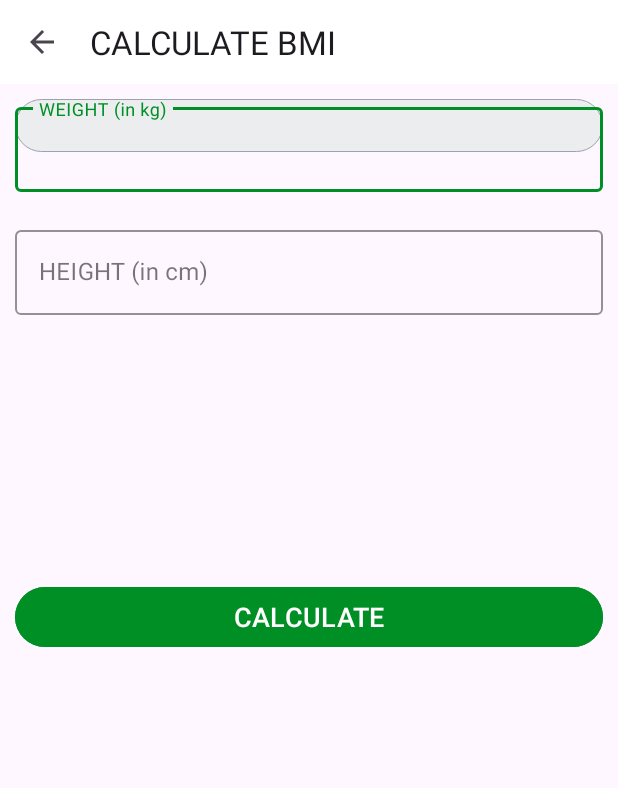
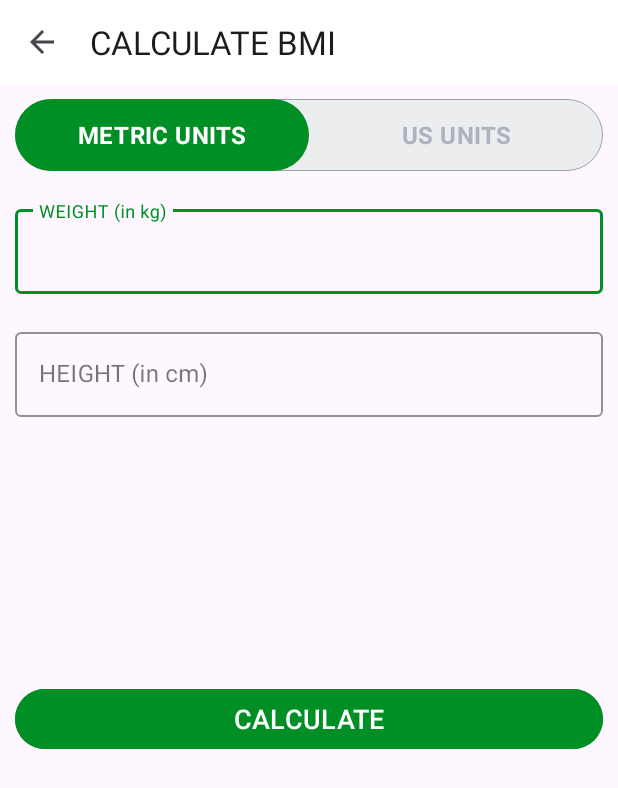
Before and after one commit to An-Array/Standard_Workout_App, an Android app: the BMIActivity screen opened directly, with no data from a screen before it, on a phone screen of 412 x 824 dp. Shown: the top 788 px of the screen. Run offline under Robolectric (Android 15) with nearby library versions, the phone set to English and light mode, and no system bars.

Commit message:
making radio for units

```diff
--- a/app/src/main/res/layout/activity_bmi.xml
+++ b/app/src/main/res/layout/activity_bmi.xml
@@ -26,7 +26,31 @@
         <RadioButton
             android:id="@+id/rbMetricUnits"
             android:layout_width="0dp"
-            android:layout_height="35dp"
+            android:layout_height="48dp"
+            android:layout_weight="0.50"
+            android:background="@drawable/drawable_units_tab_selector"
+            android:button="@null"
+            android:checked="true"
+            android:gravity="center"
+            android:text="METRIC UNITS"
+            android:textColor="@drawable/drawable_units_tab_text_color_selector"
+            android:textSize="16sp"
+            android:textStyle="bold"
+            />
+
+        <RadioButton
+            android:id="@+id/rbUsUnits"
+            android:layout_width="0dp"
+            android:layout_height="48dp"
+            android:layout_weight="0.50"
+            android:background="@drawable/drawable_units_tab_selector"
+            android:button="@null"
+            android:checked="false"
+            android:gravity="center"
+            android:text="US UNITS"
+            android:textColor="@drawable/drawable_units_tab_text_color_selector"
+            android:textSize="16sp"
+            android:textStyle="bold"
             />
 
     </RadioGroup>
@@ -37,7 +61,7 @@
         android:layout_margin="10dp"
         app:boxStrokeColor="@color/colorAccent"
         app:hintTextColor="@color/colorAccent"
-        android:layout_below="@id/toolbar_bmi_activity"
+        android:layout_below="@id/rgUnits"
         style="@style/Widget.MaterialComponents.TextInputLayout.OutlinedBox"
         android:layout_width="match_parent"
         android:layout_height="wrap_content">
```
